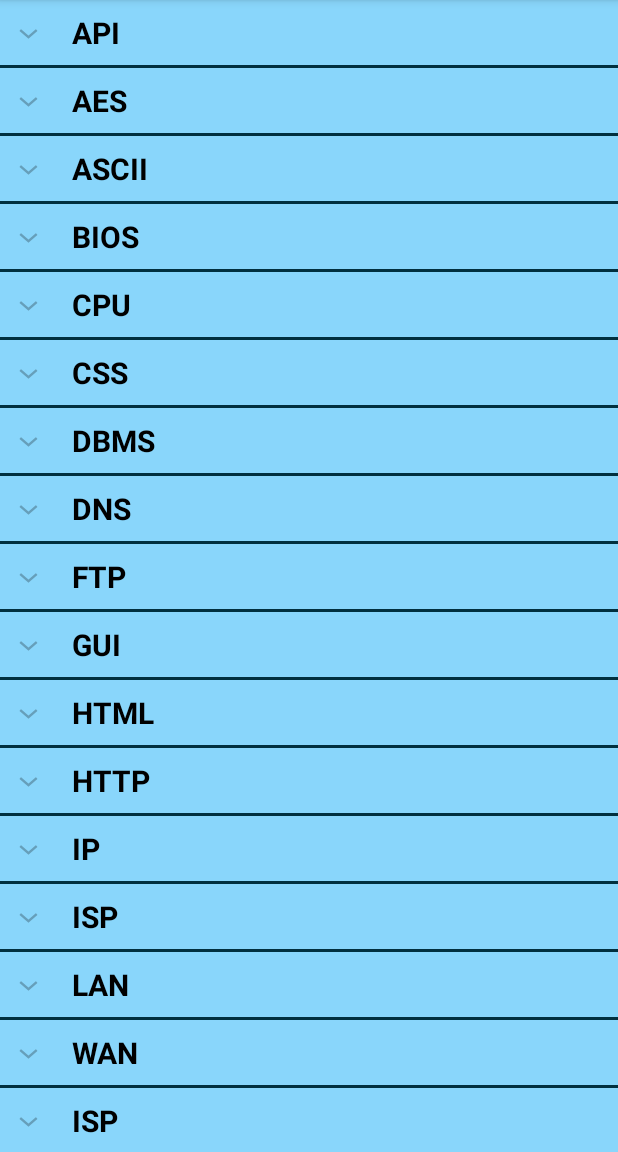
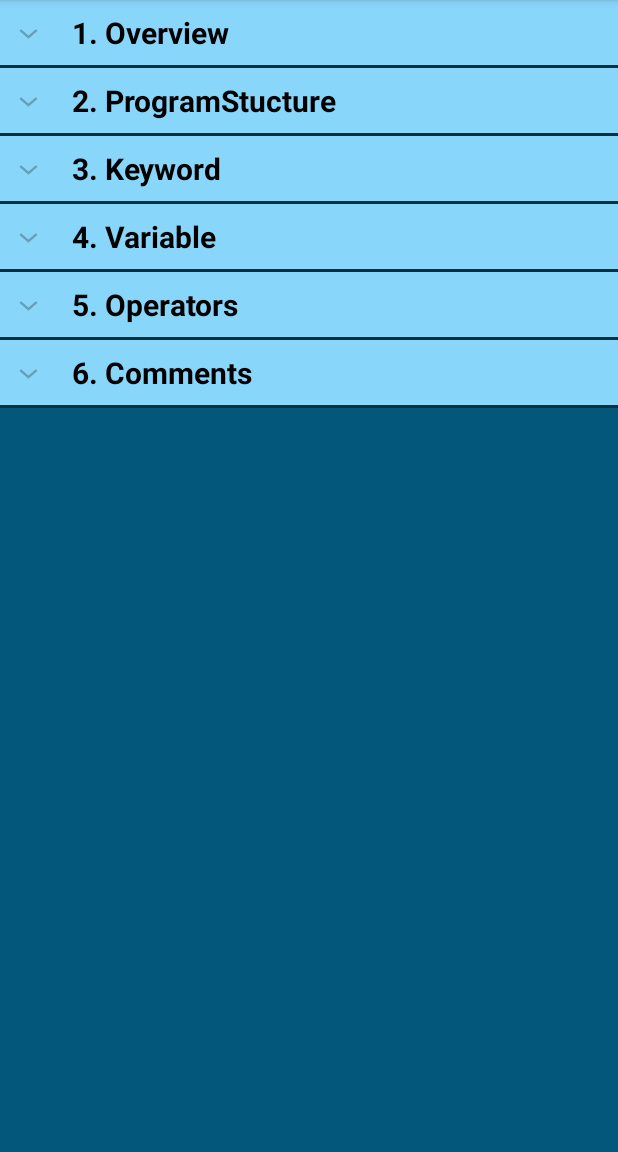
Before and after one commit to asif331001/Abbraviations_Expandable_List_View, an Android app: the screen it shows after launch (MainActivity), on a phone screen of 412 x 824 dp, the part 84-1236 px from its top. Run offline under Robolectric (Android 15) with nearby library versions, the phone set to English and light mode, and no system bars.

Commit message:
Prepare data for header and child in another way

```diff
--- a/app/src/main/java/com/example/expandablelistview/MainActivity.java
+++ b/app/src/main/java/com/example/expandablelistview/MainActivity.java
@@ -16,7 +16,7 @@ public class MainActivity extends AppCompatActivity {
     private ExpandableListView expandableListView;
     private CustomAdapter customAdapter;
     List<String> listDataHeader;
-    HashMap<String,List<String>> listDataChild;
+    HashMap<String, List<String>> listDataChild;
 
     private int lastExpandedPosition = -1;
 
@@ -28,7 +28,7 @@ public class MainActivity extends AppCompatActivity {
         prepareListData();
 
         expandableListView = (ExpandableListView) findViewById(R.id.expandableListViewId);
-        customAdapter = new CustomAdapter(this,listDataHeader,listDataChild);
+        customAdapter = new CustomAdapter(this, listDataHeader, listDataChild);
         expandableListView.setAdapter(customAdapter);
 
         expandableListView.setOnGroupClickListener(new ExpandableListView.OnGroupClickListener() {
@@ -36,7 +36,7 @@ public class MainActivity extends AppCompatActivity {
             public boolean onGroupClick(ExpandableListView expandableListView, View view, int i, long l) {
 
                 String groupName = listDataHeader.get(i);
-                Toast.makeText(getApplicationContext(),groupName,Toast.LENGTH_SHORT).show();
+                Toast.makeText(getApplicationContext(), groupName, Toast.LENGTH_SHORT).show();
 
                 return false;
             }
@@ -45,7 +45,8 @@ public class MainActivity extends AppCompatActivity {
         expandableListView.setOnGroupExpandListener(new ExpandableListView.OnGroupExpandListener() {
             @Override
             public void onGroupExpand(int i) {
-                if (lastExpandedPosition!= -1 && lastExpandedPosition!= i);{
+                if (lastExpandedPosition != -1 && lastExpandedPosition != i) ;
+                {
 
                     expandableListView.collapseGroup(lastExpandedPosition);
                 }
@@ -54,24 +55,58 @@ public class MainActivity extends AppCompatActivity {
         });
 
     }
-    public void prepareListData(){
 
-        String[] headerString = getResources().getStringArray(R.array.abbreviation_list_header);
-        String[] childString = getResources().getStringArray(R.array.abbreviation_list_child);
+    public void prepareListData() {
+
 
         listDataHeader = new ArrayList<>();
         listDataChild = new HashMap<>();
 
-        for (int i=0; i<headerString.length; i++){
+        listDataHeader.add("1. Overview");
+        listDataHeader.add("2. ProgramStucture");
+        listDataHeader.add("3. Keyword");
+        listDataHeader.add("4. Variable");
+        listDataHeader.add("5. Operators");
+        listDataHeader.add("6. Comments");
 
-            //adding header data
-            listDataHeader.add(headerString[i]);
 
-            List<String> child = new ArrayList<>();
-            child.add(childString[i]);
 
-            listDataChild.put(listDataHeader.get(i),child);
-        }
+        List<String> overView = new ArrayList<>();
+        overView.add("1.1 What is c language");
+        overView.add("1.2 History of c ");
+        overView.add("1.3 Feature of c");
+        overView.add("1.4 Advantages of c");
+        List<String> programStucture = new ArrayList<>();
+        programStucture.add("1.1 What is c language");
+        programStucture.add("1.2 History of c ");
+        programStucture.add("1.3 Feature of c");
+        programStucture.add("1.4 Advantages of c");
+        List<String> keyword = new ArrayList<>();
+        keyword.add("1.1 What is c language");
+        keyword.add("1.2 History of c ");
+        keyword.add("1.3 Feature of c");
+        keyword.add("1.4 Advantages of c");
+        List<String> variable = new ArrayList<>();
+        variable.add("1.1 What is c language");
+        variable.add("1.2 History of c ");
+        variable.add("1.3 Feature of c");
+        variable.add("1.4 Advantages of c");
+        List<String> operators = new ArrayList<>();
+        operators.add("1.1 What is c language");
+        operators.add("1.2 History of c ");
+        operators.add("1.3 Feature of c");
+        operators.add("1.4 Advantages of c");
+        List<String> comments = new ArrayList<>();
+        comments.add("1.1 What is c language");
+        comments.add("1.2 History of c ");
+        comments.add("1.3 Feature of c");
+        comments.add("1.4 Advantages of c");
+
+        listDataChild.put(listDataHeader.get(0), overView);
+        listDataChild.put(listDataHeader.get(1), programStucture);
+        listDataChild.put(listDataHeader.get(2), keyword);
+        listDataChild.put(listDataHeader.get(3), variable);
+        listDataChild.put(listDataHeader.get(4), operators);
+        listDataChild.put(listDataHeader.get(5), comments);
     }
-
 }
```
